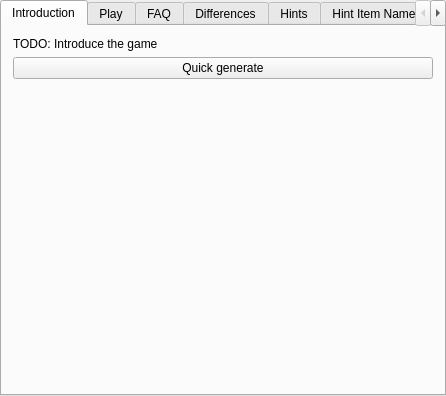
Above: randovania/gui/ui_files/games_tab_dread_widget.ui from randovania/randovania before the change. Below: the same form after it.
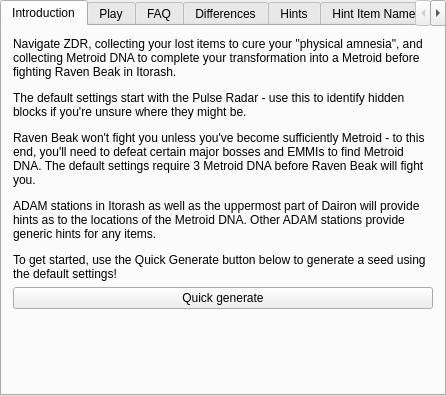
That is the form after the change. Custom widgets are drawn as their Qt base class.

What changed in the file:
```diff
--- a/randovania/gui/ui_files/games_tab_dread_widget.ui
+++ b/randovania/gui/ui_files/games_tab_dread_widget.ui
@@ -21,7 +21,10 @@
     <item>
      <widget class="QLabel" name="intro_label">
       <property name="text">
-       <string>&lt;html&gt;&lt;head/&gt;&lt;body&gt;&lt;p&gt;TODO: Introduce the game&lt;/p&gt;&lt;/body&gt;&lt;/html&gt;</string>
+       <string>&lt;html&gt;&lt;head/&gt;&lt;body&gt;&lt;p&gt;Navigate ZDR, collecting your lost items to cure your &amp;quot;physical amnesia&amp;quot;, and collecting Metroid DNA to complete your transformation into a Metroid before fighting Raven Beak in Itorash.&lt;/p&gt;&lt;p&gt;The default settings start with the Pulse Radar - use this to identify hidden blocks if you're unsure where they might be.&lt;/p&gt;&lt;p&gt;Raven Beak won't fight you unless you've become sufficiently Metroid - to this end, you'll need to defeat certain major bosses and EMMIs to find Metroid DNA. The default settings require 3 Metroid DNA before Raven Beak will fight you.&lt;/p&gt;&lt;p&gt;ADAM stations in Itorash as well as the uppermost part of Dairon will provide hints as to the locations of the Metroid DNA. Other ADAM stations provide generic hints for any items.&lt;/p&gt;&lt;p&gt;To get started, use the Quick Generate button below to generate a seed using the default settings!&lt;/p&gt;&lt;/body&gt;&lt;/html&gt;</string>
+      </property>
+      <property name="wordWrap">
+       <bool>true</bool>
       </property>
      </widget>
     </item>
```
Left out of the diff: 10 changed lines with no effect on the pictures.
